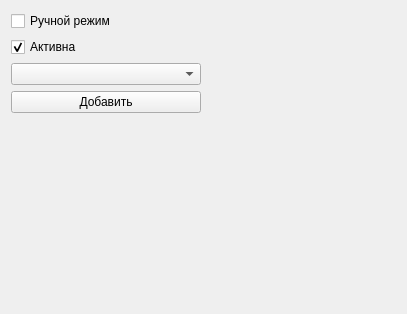
The window that AIS/ui/ClassB/ClassBPage.ui (Jomart02/NaviSimulators) describes before a commit, drawn with Qt 5.
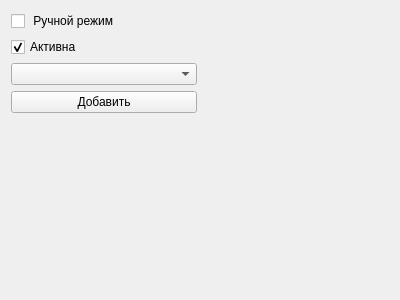
The same window after the commit. Custom widgets are drawn as their Qt base class.

Commit message: WIP: сделана вкладка Class B с type18, type19

Diff of the .ui file:
```diff
--- a/AIS/ui/ClassB/ClassBPage.ui
+++ b/AIS/ui/ClassB/ClassBPage.ui
@@ -6,8 +6,8 @@
    <rect>
     <x>0</x>
     <y>0</y>
-    <width>407</width>
-    <height>314</height>
+    <width>400</width>
+    <height>300</height>
    </rect>
   </property>
   <property name="windowTitle">
@@ -17,7 +17,7 @@
    <item row="0" column="0">
     <widget class="QCheckBox" name="checkBox_manual">
      <property name="text">
-      <string>Ручной режим</string>
+      <string> Ручной режим</string>
      </property>
     </widget>
    </item>
```
Left out of the diff: 2 changed lines with no effect on the pictures. The commit also changes 13 other files.
